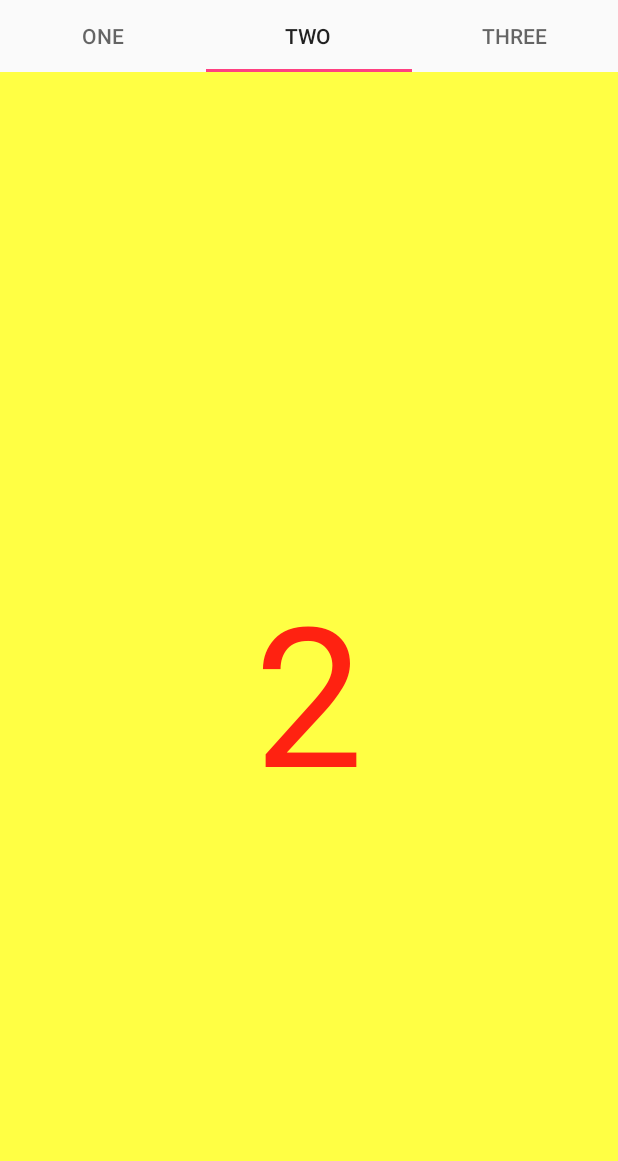
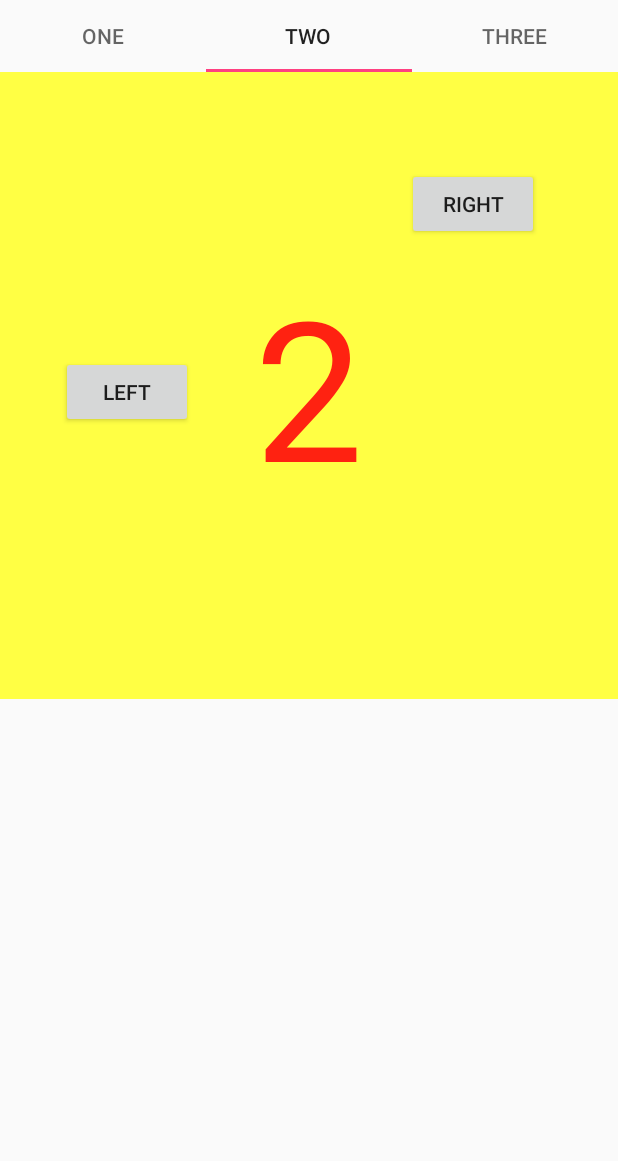
Before and after one commit to Kham300/androidpractice, an Android app: the PageViewActivity screen opened directly, with no data from a screen before it, tab 2 chosen, on a phone screen of 412 x 824 dp, the part 75-1236 px from its top. Run offline under Robolectric (Android 15) with nearby library versions, the phone set to English and light mode, and no system bars.

Commit message:
реализовал кнопки лево право есть косяки по UI

```diff
--- a/app/src/main/res/layout/activity_page_view.xml
+++ b/app/src/main/res/layout/activity_page_view.xml
@@ -28,9 +28,9 @@
     <android.support.v4.view.ViewPager
         android:id="@+id/viewPager"
         android:layout_width="match_parent"
-        android:layout_height="wrap_content"
+        android:layout_height="418dp"
         app:layout_constraintTop_toBottomOf="@+id/tabLayout"
         tools:ignore="MissingConstraints"
-        tools:layout_editor_absoluteX="8dp" />
+        tools:layout_editor_absoluteX="0dp" />
 
 </android.support.constraint.ConstraintLayout>
--- a/app/src/main/res/layout/fragment_two.xml
+++ b/app/src/main/res/layout/fragment_two.xml
@@ -1,9 +1,11 @@
 <?xml version="1.0" encoding="utf-8"?>
 <android.support.constraint.ConstraintLayout xmlns:android="http://schemas.android.com/apk/res/android"
+    xmlns:tools="http://schemas.android.com/tools"
     android:layout_width="match_parent"
-    android:layout_height="match_parent"
+    android:layout_height="wrap_content"
     xmlns:app="http://schemas.android.com/apk/res-auto"
-    android:background="@color/colorYellow">
+    android:background="@color/colorYellow"
+    android:layout_gravity="center">
 
     <TextView
         android:id="@+id/textView2"
@@ -18,4 +20,36 @@
         app:layout_constraintStart_toStartOf="parent"
         app:layout_constraintTop_toTopOf="parent" />
 
+    <Button
+        android:id="@+id/button2_right"
+        android:layout_width="wrap_content"
+        android:layout_height="wrap_content"
+        android:layout_marginBottom="8dp"
+        android:layout_marginEnd="8dp"
+        android:layout_marginStart="12dp"
+        android:layout_marginTop="64dp"
+        android:text="right"
+        android:onClick="moveToRight"
+        app:layout_constraintBottom_toBottomOf="parent"
+        app:layout_constraintEnd_toEndOf="parent"
+        app:layout_constraintHorizontal_bias="0.276"
+        app:layout_constraintStart_toEndOf="@+id/textView2"
+        app:layout_constraintTop_toTopOf="parent"
+        app:layout_constraintVertical_bias="0.0" />
+
+    <Button
+        android:id="@+id/button2_left"
+        android:layout_width="wrap_content"
+        android:layout_height="wrap_content"
+        android:layout_marginBottom="8dp"
+        android:layout_marginEnd="8dp"
+        android:layout_marginStart="8dp"
+        android:layout_marginTop="16dp"
+        android:text="left"
+        android:onClick="moveToLeft"
+        app:layout_constraintBottom_toBottomOf="parent"
+        app:layout_constraintEnd_toStartOf="@+id/textView2"
+        app:layout_constraintStart_toStartOf="parent"
+        app:layout_constraintTop_toTopOf="parent" />
+
 </android.support.constraint.ConstraintLayout>
```
Also changed, not shown: app/src/main/java/io/mycompany/androidpractice/PageViewActivity.java (+22 -2 lines), app/src/main/res/layout/fragment_one.xml (+25 -1 lines), app/src/main/res/layout/fragment_three.xml (+25 -2 lines).
